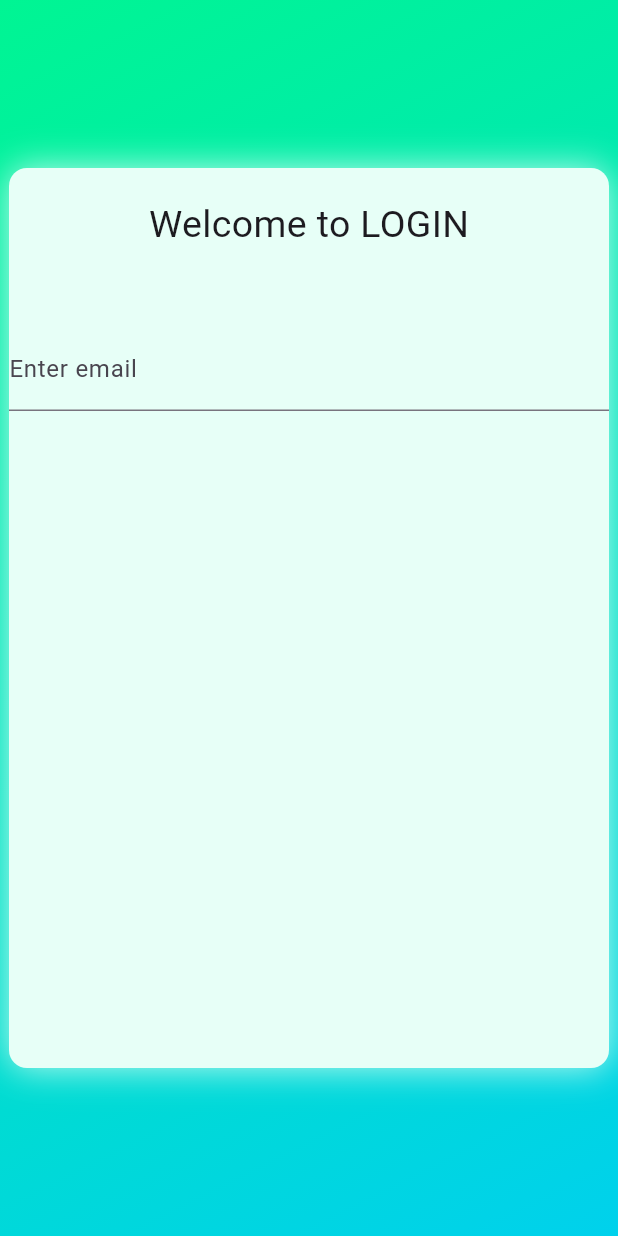
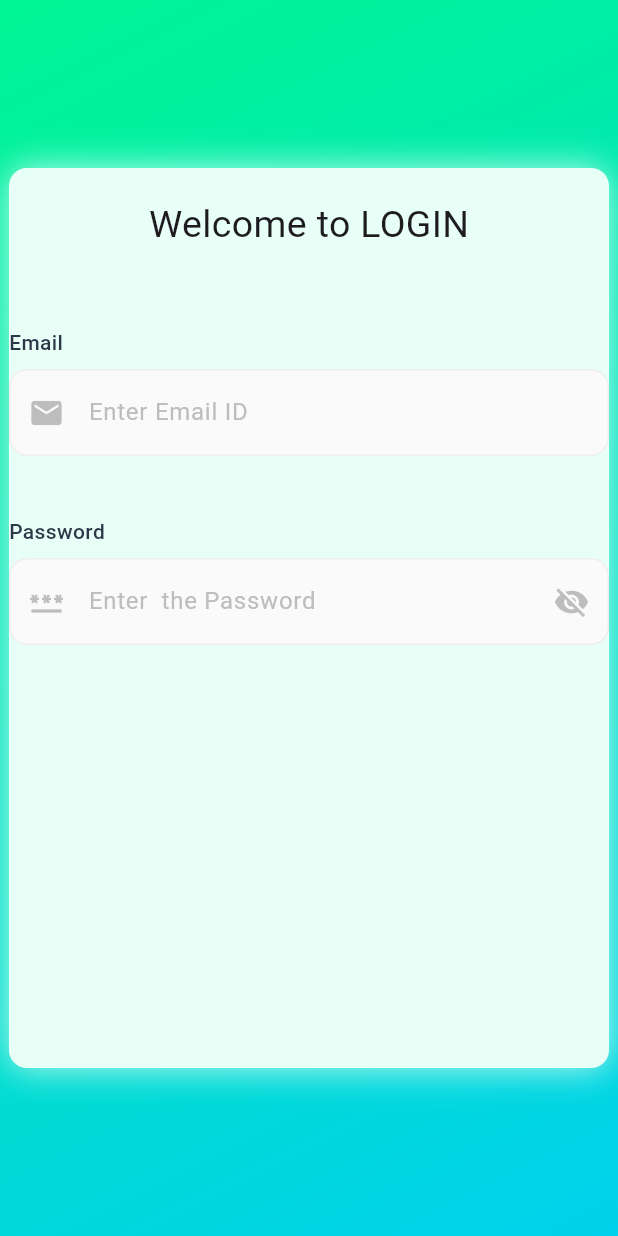
Before and after one commit to Abhiiiiiinav/Skill-based-app, a Flutter app: the screen it shows after launch, on a phone screen of 412 x 824 dp. Run offline on Flutter 3.47's test engine with Material 3 defaults, Android fonts, the phone set to English and light mode, and no system bars; our stand-ins replace google_fonts; Roboto replaces fonts that are missing (Hanuman).

Commit message:
added username and password

```diff
--- a/skill_builder_app/lib/2_User_Interface/login_screen.dart
+++ b/skill_builder_app/lib/2_User_Interface/login_screen.dart
@@ -1,7 +1,64 @@
 import 'package:flutter/material.dart';
 import 'package:google_fonts/google_fonts.dart';
 
+Widget _buildTextField({
+    required TextEditingController controller,
+    required String label,
+    required String hint,
+    required IconData icon,
+    TextInputType? keyboardType,
+    bool isPassword = false,
+    bool isPasswordVisible = false,
+    VoidCallback? onTogglePassword,
+  })
+  {
+    return Column(
+      crossAxisAlignment: CrossAxisAlignment.start,
+      children: [
+        Text(
+          label,
+          style: const TextStyle(
+            fontSize: 14,
+            fontWeight: FontWeight.w500,
+            color: Color(0xFF2D3748),
+          ),
+        ),
+        const SizedBox(height: 8),
+        Container(
+          decoration: BoxDecoration(
+            color: Colors.grey[50],
+            borderRadius: BorderRadius.circular(12),
+            border: Border.all(color: Colors.grey[200]!),
+          ),
+          child: TextField(
+            controller: controller,
+            keyboardType: keyboardType,
+            obscureText: isPassword && !isPasswordVisible,
+            decoration: InputDecoration(
+              hintText: hint,
+              prefixIcon: Icon(icon, color: Colors.grey[400]),
+              suffixIcon: isPassword
+                  ? IconButton(
+                      icon: Icon(
+                        isPasswordVisible ? Icons.visibility : Icons.visibility_off,
+                        color: Colors.grey[400],
+                      ),
+                      onPressed: onTogglePassword,
+                    )
+                  : null,
+              border: InputBorder.none,
+              contentPadding: const EdgeInsets.symmetric(horizontal: 16, vertical: 16),
+              hintStyle: TextStyle(color: Colors.grey[400]),
+            ),
+          ),
+        ),
+      ],
+    );
+  }
+
+
 class LoginScreen extends StatelessWidget {
+
   LoginScreen({super.key});
   final TextEditingController email = TextEditingController();
   final TextEditingController pass = TextEditingController();
@@ -47,9 +104,11 @@ class LoginScreen extends StatelessWidget {
                       children: [
                         SizedBox(height: 20),
                         Text("Welcome to LOGIN", style: GoogleFonts.hanuman(fontSize: 25)),
+
                         SizedBox(height: 50),
-                        TextField(controller: email,decoration: InputDecoration(labelText: "Enter email"),)
-
+                        _buildTextField(controller: email, label: "Email", hint: "Enter Email ID", icon: Icons.email),
+                        SizedBox(height: 40),
+                        _buildTextField(controller: pass, label:"Password", hint: "Enter  the Password", icon: Icons.password,isPassword: true),
                       ],
                     ),
                   ),
```
